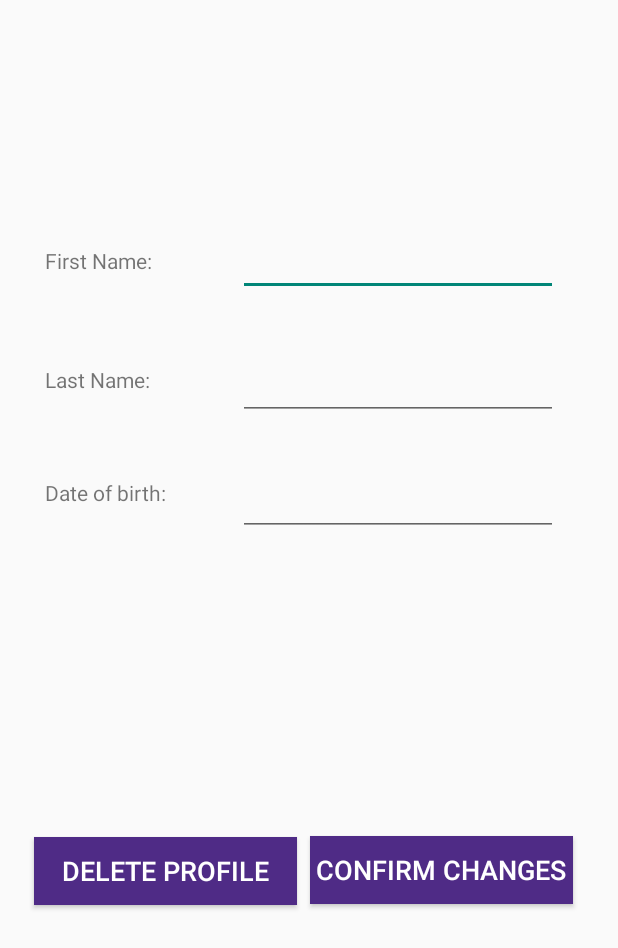
After one commit to lsscecilia/AAVax, an Android app: the fragment EditProfileFragment shown on its own in the app's theme, on a phone screen of 412 x 824 dp. The commit adds this screen. Shown: the top 948 px of the screen. Run offline under Robolectric (Android 15) with nearby library versions, the phone set to English and light mode, and no system bars; our stand-ins replace EventBus, Firebase (no records; nobody signed in at launch, a user with empty details on screens opened directly); 4 statements that could not run were skipped.

Commit message:
edit profile done, bug solved

```diff
--- /dev/null
+++ b/app/src/main/java/com/example/aavax/ui/profile/EditProfileFragment.java
@@ -0,0 +1,177 @@
+package com.example.aavax.ui.profile;
+
+import android.content.Context;
+import android.content.Intent;
+import android.os.Bundle;
+import android.util.Log;
+import android.view.LayoutInflater;
+import android.view.Menu;
+import android.view.View;
+import android.view.ViewGroup;
+import android.widget.Button;
+import android.widget.EditText;
+import android.widget.ImageButton;
+
+import androidx.annotation.NonNull;
+import androidx.annotation.Nullable;
+import androidx.appcompat.app.AppCompatActivity;
+import androidx.appcompat.widget.Toolbar;
+import androidx.fragment.app.Fragment;
+import androidx.fragment.app.FragmentActivity;
+import androidx.recyclerview.widget.RecyclerView;
+
+import com.example.aavax.R;
+import com.example.aavax.ui.CustomMessageEvent;
+import com.example.aavax.ui.FirebaseManager;
+import com.example.aavax.ui.IMainActivity;
+import com.example.aavax.ui.MainActivity;
+import com.example.aavax.ui.homepage.HomePageFragment;
+import com.example.aavax.ui.homepage.VaccineAdapter;
+import com.example.aavax.ui.homepage.VaccineEntryFragment;
+import com.google.android.material.navigation.NavigationView;
+
+import org.greenrobot.eventbus.EventBus;
+import org.greenrobot.eventbus.Subscribe;
+import org.greenrobot.eventbus.ThreadMode;
+
+import java.util.ArrayList;
+
+import entity.Profile;
+import entity.Vaccine;
+
+public class EditProfileFragment extends Fragment {
+
+    private static final String TAG = "Edit Profile";
+    private FirebaseManager firebaseManager;
+    private String uId;
+    private String pId;
+    private Menu menu;
+
+    private IMainActivity mIMainActivity;
+
+    @Override
+    public void onCreate(@Nullable Bundle savedInstanceState) {
+        super.onCreate(savedInstanceState);
+        mIMainActivity.setToolbarTitle(TAG);
+        firebaseManager  = new FirebaseManager();
+        if (!EventBus.getDefault().isRegistered(this)) {
+            EventBus.getDefault().register(this);
+        }
+
+    }
+
+    @Override
+    public void onAttach(@NonNull Context context) {
+        super.onAttach(context);
+        mIMainActivity = (IMainActivity) getActivity();
+    }
+
+    @Nullable
+    @Override
+    public View onCreateView(LayoutInflater inflater, @Nullable ViewGroup container, @Nullable Bundle savedInstanceState) {
+        View view = inflater.inflate(R.layout.fragment_edit_profile, container, false);
+        super.onCreateView(inflater, container, savedInstanceState);
+
+
+        final Button editProfile = view.findViewById(R.id.editConfirmChangeButton);
+        final Button deleteProfile = view.findViewById(R.id.deleteProfileButton);
+        final EditText editFirstNameText = view.findViewById(R.id.editFirstNameProfile);
+        final EditText editLastNameText = view.findViewById(R.id.editLastNameProfile);
+        final EditText editDateOfBirthText = view.findViewById(R.id.editDOBProfile);
+
+        //get pid
+        Bundle bundle = this.getArguments();
+        if (bundle != null) {
+            pId = bundle.getString("pId");
+        }
+        else
+            System.out.println("error in getting pid in edit profile fragment");
+
+
+        //show profile details
+        firebaseManager.retrieveProfile(new FirebaseManager.MyCallbackProfile() {
+            @Override
+            public void onCallback(String name, String dob) {
+
+                int index = name.indexOf(" ");
+                int lastIndex = name.length();
+                if (name!=null)
+                {
+                    String firstName = name.substring(0,index);
+                    String lastName = name.substring(index+1, lastIndex);
+                    editFirstNameText.setText(firstName);
+                    editLastNameText.setText(lastName);
+                    editDateOfBirthText.setText(dob);
+                }
+            }
+        }, uId, pId);
+
+        //edit profile
+        editProfile.setOnClickListener(new View.OnClickListener() {
+            @Override
+            public void onClick(View v) {
+                NavigationView navView = getActivity().findViewById(R.id.nav_view);
+                menu = navView.getMenu();
+
+                //get user input
+                final String firstNameInput = getInput(editFirstNameText);
+                final String lastNameInput = getInput(editLastNameText);
+                final String dobInput = getInput(editDateOfBirthText);
+
+                //save to database
+                firebaseManager.editProfile(uId, pId, firstNameInput+" "+lastNameInput, dobInput);
+
+                //switch profile to this current one
+                firebaseManager.changeProfile(uId,pId);
+
+                //remove from menu bar?
+                menu.removeItem(Integer.parseInt(pId));
+
+                //go back to the home page fragment
+                AppCompatActivity activity = (AppCompatActivity) view.getContext();
+                Fragment myFragment = new HomePageFragment();
+                activity.getSupportFragmentManager().beginTransaction().replace(R.id.fragment_container, myFragment).addToBackStack(null).commit();
+            }
+        });
+
+        //delete profile
+        /*
+        1. delete from database if its not default profile
+        2. switch to default profile
+        3. go back to profile page fragment
+
+        PROBLEMS --> THE PID WILL NOT BE IN ORDER AFTER DELETION HOW
+
+         */
+
+
+        return view;
+    }
+
+
+
+
+
+
+    public String getInput(EditText editText) {
+        return editText.getText().toString().trim();
+    }
+
+    /**
+     * On stop, it will stop getting updates from EventBus
+     */
+    @Override
+    public void onStop(){
+        super.onStop();
+        EventBus.getDefault().unregister(this);
+    }
+
+    @Subscribe(threadMode = ThreadMode.MAIN, sticky = true)
+    public void onEvent(CustomMessageEvent event) {
+        Log.d("HOMEFRAG EB RECEIVER", "Username :\"" + event.getCustomMessage() + "\" Successfully Received!");
+        uId = event.getCustomMessage();
+        //DisplayName.setText(usernameImported);
+
+    }
+
+}
--- a/app/src/main/java/com/example/aavax/ui/profile/NewProfileEntry.java
+++ b/app/src/main/java/com/example/aavax/ui/profile/NewProfileEntry.java
@@ -80,7 +80,11 @@ public class NewProfileEntry extends AppCompatActivity {
                 //switch account
                 firebaseManager.changeProfile(uId,pId);
 
+                //go to home page fragment
+
+
                 //go to profilePageFragment
+
                 Intent intent = new Intent(getApplicationContext(), MainActivity.class);
                 startActivity(intent);
             }
--- /dev/null
+++ b/app/src/main/res/layout/fragment_edit_profile.xml
@@ -0,0 +1,125 @@
+<?xml version="1.0" encoding="utf-8"?>
+<androidx.constraintlayout.widget.ConstraintLayout xmlns:android="http://schemas.android.com/apk/res/android"
+    xmlns:app="http://schemas.android.com/apk/res-auto"
+    xmlns:tools="http://schemas.android.com/tools"
+    android:layout_width="match_parent"
+    android:layout_height="match_parent"
+    tools:context="com.example.aavax.ui.login.CreateAccountActivity">
+
+    <EditText
+        android:id="@+id/editFirstNameProfile"
+        android:layout_width="wrap_content"
+        android:layout_height="wrap_content"
+        android:layout_marginStart="89dp"
+        android:layout_marginEnd="40dp"
+        android:layout_marginBottom="36dp"
+        android:ems="10"
+        android:inputType="textPersonName"
+        app:layout_constraintBottom_toTopOf="@+id/editLastNameProfile"
+        app:layout_constraintEnd_toEndOf="parent"
+        app:layout_constraintHorizontal_bias="1.0"
+        app:layout_constraintStart_toStartOf="parent"
+        app:layout_constraintTop_toTopOf="parent"
+        app:layout_constraintVertical_bias="0.993" />
+
+    <EditText
+        android:id="@+id/editDOBProfile"
+        android:layout_width="wrap_content"
+        android:layout_height="wrap_content"
+        android:layout_marginStart="87dp"
+        android:layout_marginTop="312dp"
+        android:layout_marginEnd="40dp"
+        android:ems="10"
+        android:inputType="date"
+        app:layout_constraintBottom_toTopOf="@+id/create_profile_button"
+        app:layout_constraintEnd_toEndOf="parent"
+        app:layout_constraintHorizontal_bias="1.0"
+        app:layout_constraintStart_toStartOf="parent"
+        app:layout_constraintTop_toTopOf="parent"
+        app:layout_constraintVertical_bias="0.387" />
+
+    <EditText
+        android:id="@+id/editLastNameProfile"
+        android:layout_width="wrap_content"
+        android:layout_height="wrap_content"
+        android:layout_marginStart="87dp"
+        android:layout_marginTop="224dp"
+        android:layout_marginEnd="40dp"
+        android:ems="10"
+        android:inputType="textPersonName"
+        app:layout_constraintBottom_toTopOf="@+id/editDOBProfile"
+        app:layout_constraintEnd_toEndOf="parent"
+        app:layout_constraintHorizontal_bias="1.0"
+        app:layout_constraintStart_toStartOf="parent"
+        app:layout_constraintTop_toTopOf="parent"
+        app:layout_constraintVertical_bias="0.256" />
+
+    <Button
+        android:id="@+id/editConfirmChangeButton"
+        android:layout_width="175dp"
+        android:layout_height="45dp"
+        android:layout_gravity="start"
+        android:layout_marginStart="48dp"
+        android:layout_marginEnd="20dp"
+        android:background="@color/colorPrimaryDark"
+        android:gravity="center|center_horizontal"
+        android:text="Confirm Changes"
+        android:textColor="#FFFFFF"
+        android:textSize="18sp"
+        app:layout_constraintBottom_toBottomOf="parent"
+        app:layout_constraintEnd_toEndOf="parent"
+        app:layout_constraintHorizontal_bias="0.941"
+        app:layout_constraintStart_toStartOf="parent"
+        app:layout_constraintTop_toTopOf="parent"
+        app:layout_constraintVertical_bias="0.716" />
+
+    <Button
+        android:id="@+id/deleteProfileButton"
+        android:layout_width="175dp"
+        android:layout_height="45dp"
+        android:layout_gravity="start"
+        android:layout_marginStart="20dp"
+        android:background="@color/colorPrimaryDark"
+        android:gravity="center|center_horizontal"
+        android:text="Delete Profile"
+        android:textColor="#FFFFFF"
+        android:textSize="18sp"
+        app:layout_constraintBottom_toBottomOf="parent"
+        app:layout_constraintEnd_toStartOf="@+id/editConfirmChangeButton"
+        app:layout_constraintHorizontal_bias="0.25"
+        app:layout_constraintStart_toStartOf="parent"
+        app:layout_constraintTop_toTopOf="parent"
+        app:layout_constraintVertical_bias="0.717" />
+
+    <TextView
+        android:id="@+id/textView7"
+        android:layout_width="wrap_content"
+        android:layout_height="wrap_content"
+        android:layout_marginStart="30dp"
+        android:layout_marginTop="164dp"
+        android:text="First Name: "
+        app:layout_constraintStart_toStartOf="parent"
+        app:layout_constraintTop_toTopOf="parent" />
+
+    <TextView
+        android:id="@+id/textView8"
+        android:layout_width="wrap_content"
+        android:layout_height="wrap_content"
+        android:layout_marginStart="30dp"
+        android:layout_marginTop="60dp"
+        android:text="Last Name: "
+        app:layout_constraintStart_toStartOf="parent"
+        app:layout_constraintTop_toBottomOf="@+id/textView7" />
+
+    <TextView
+        android:id="@+id/textView9"
+        android:layout_width="wrap_content"
+        android:layout_height="wrap_content"
+        android:layout_marginStart="30dp"
+        android:layout_marginTop="56dp"
+        android:text="Date of birth: "
+        app:layout_constraintStart_toStartOf="parent"
+        app:layout_constraintTop_toBottomOf="@+id/textView8" />
+
+
+</androidx.constraintlayout.widget.ConstraintLayout>
```
Also changed, not shown: app/src/main/java/com/example/aavax/ui/FirebaseManager.java (+7 -5 lines), app/src/main/java/com/example/aavax/ui/MainActivity.java (+20 -10 lines), app/src/main/java/com/example/aavax/ui/homepage/HomePageFragment.java (+18 -29 lines).
